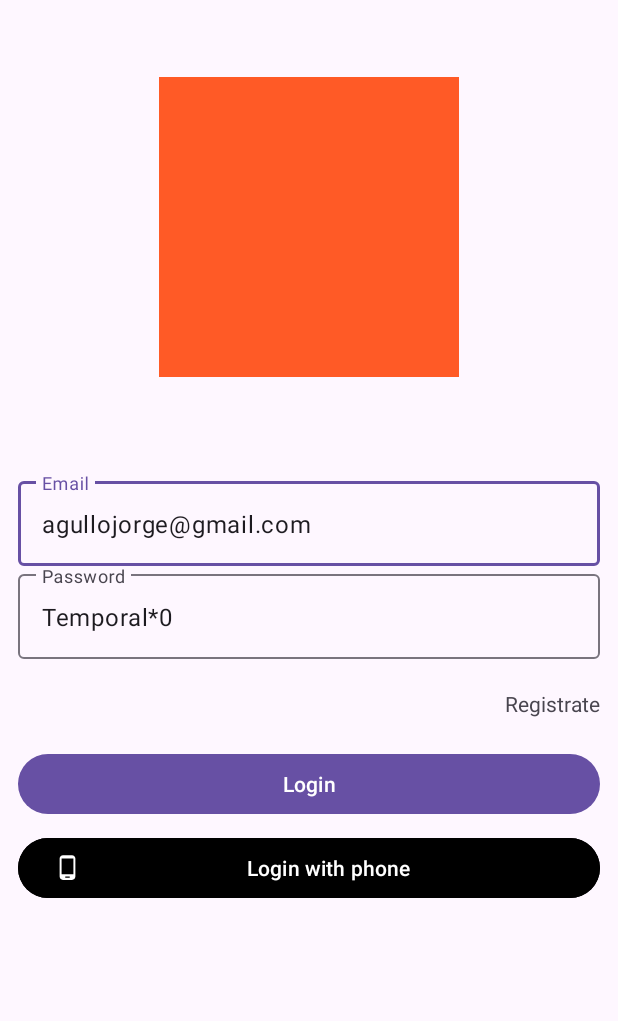
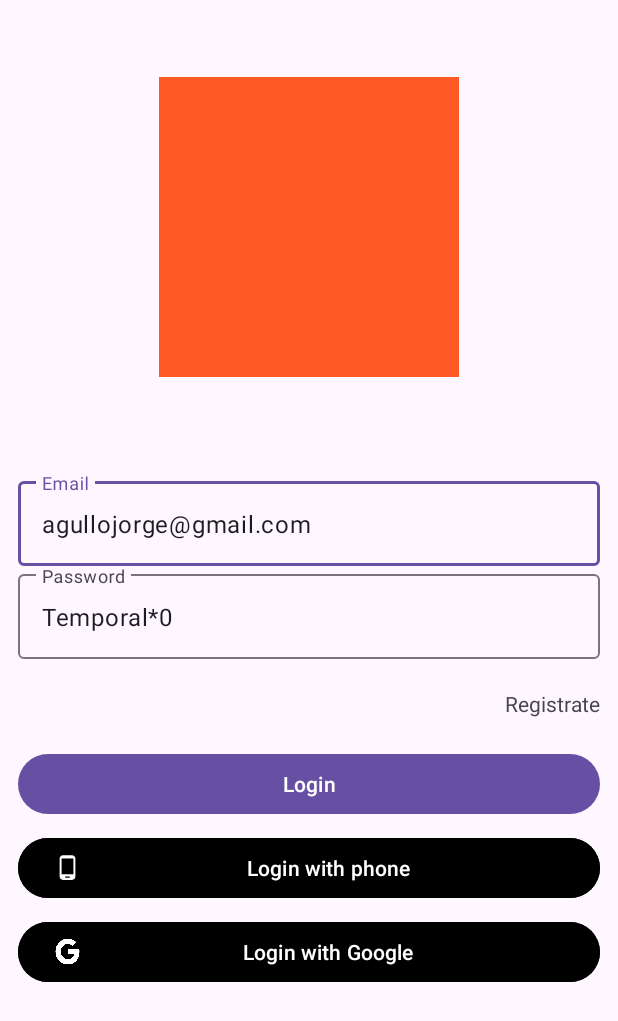
Before and after one commit to JorgeAgulloM/FireLogin, an Android app: the screen it shows after launch (LoginActivity), on a phone screen of 412 x 824 dp. Shown: the top 1021 px of the screen. Run offline under Robolectric (Android 15) with nearby library versions, the phone set to English and light mode, and no system bars; our stand-ins replace Dagger/Hilt's generated code, Firebase (no records; nobody signed in at launch, a user with empty details on screens opened directly).

Commit message:
Implemented google auth login button

```diff
--- a/app/src/main/res/layout/activity_login.xml
+++ b/app/src/main/res/layout/activity_login.xml
@@ -91,6 +91,19 @@
         app:layout_constraintStart_toStartOf="parent"
         app:layout_constraintTop_toBottomOf="@+id/btnLogin" />
 
+    <com.google.android.material.button.MaterialButton
+        android:id="@+id/btnLoginGoogle"
+        android:layout_width="0dp"
+        android:layout_height="wrap_content"
+        android:layout_marginHorizontal="12dp"
+        android:layout_marginTop="8dp"
+        android:text="Login with Google"
+        app:icon="@drawable/ic_google_logo"
+        android:backgroundTint="@color/black"
+        app:layout_constraintEnd_toEndOf="parent"
+        app:layout_constraintStart_toStartOf="parent"
+        app:layout_constraintTop_toBottomOf="@+id/btnLoginPhone" />
+
     <ProgressBar
         android:id="@+id/pbLoading"
         android:layout_width="wrap_content"
```
